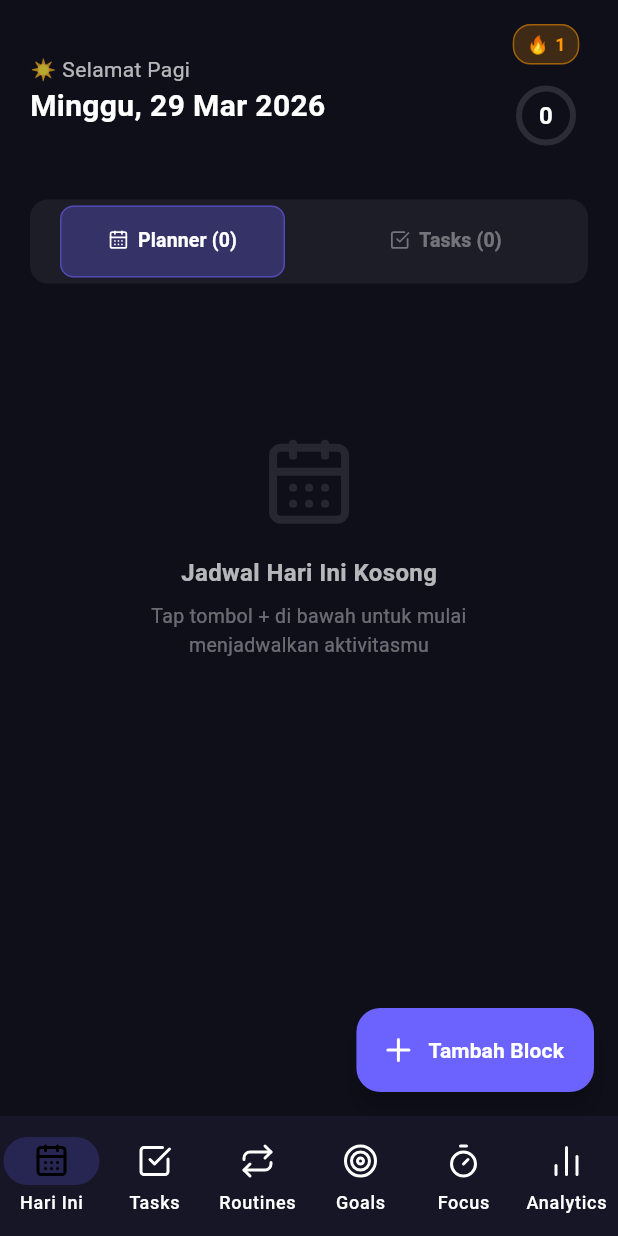
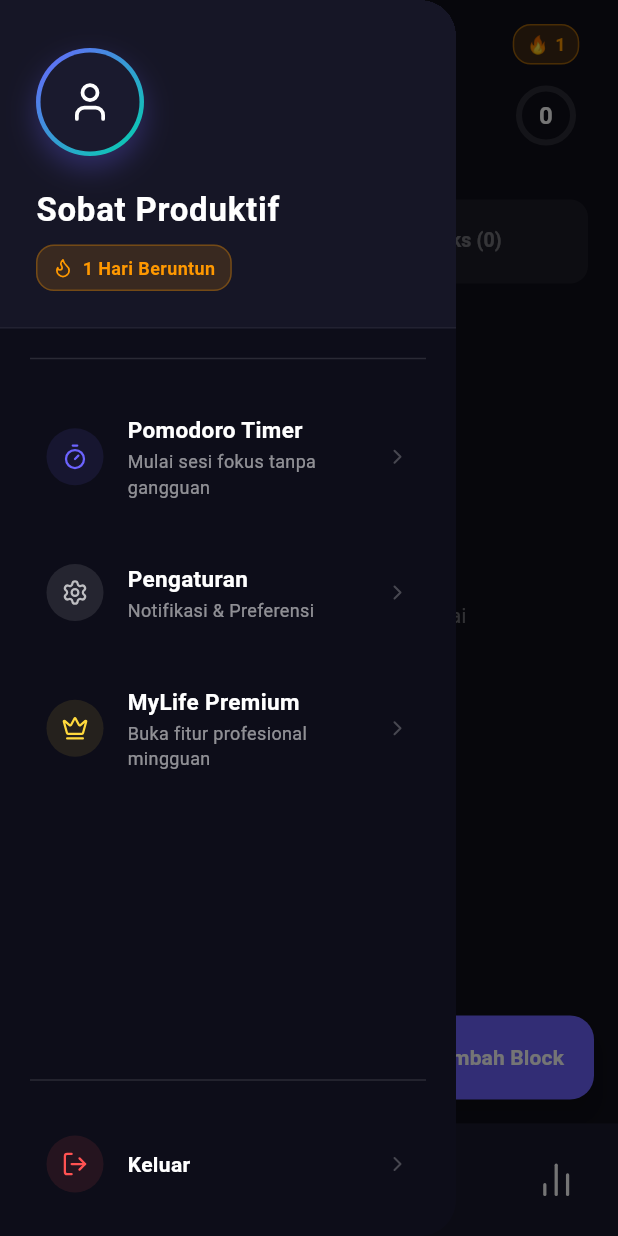
Before and after one commit to Ahmatstia/tracking-productivity, a Flutter app: the screen it shows after launch, with the side drawer open (before the commit the screen has no drawer), on a phone screen of 412 x 824 dp. Run offline on Flutter 3.47's test engine with Material 3 defaults, Android fonts, the phone set to English and light mode, and no system bars; drawn by our look-alikes of curved_navigation_bar, flutter_animate; our stand-ins replace flutter_local_notifications, flutter_riverpod, flutter_timezone, hive, hive_flutter, lucide_icons and 2 more; accounts and stored records are empty.

Commit message:
feat: implement focus timer page and navigation structure with dashboard and planner views

```diff
--- a/lib/features/dashboard/presentation/pages/main_navigation_page.dart
+++ b/lib/features/dashboard/presentation/pages/main_navigation_page.dart
@@ -9,11 +9,12 @@ import 'package:life_os_productivity/features/goals/presentation/widgets/add_goa
 import 'package:life_os_productivity/features/goals/presentation/pages/goal_detail_page.dart';
 import 'package:life_os_productivity/features/tasks/presentation/pages/tasks_page.dart';
 import 'package:life_os_productivity/features/tasks/presentation/providers/task_provider.dart';
-import 'package:life_os_productivity/features/focus/presentation/pages/focus_page.dart';
 import 'package:life_os_productivity/features/planner/presentation/pages/today_page.dart';
 import 'package:life_os_productivity/features/routines/presentation/pages/routines_page.dart';
 import 'package:life_os_productivity/features/routines/presentation/widgets/add_routine_sheet.dart';
 import 'package:life_os_productivity/features/analytics/presentation/pages/analytics_dashboard_page.dart';
+import 'package:curved_navigation_bar/curved_navigation_bar.dart';
+import 'package:life_os_productivity/features/dashboard/presentation/widgets/app_drawer.dart';
 
 
 class MainNavigationPage extends ConsumerWidget {
@@ -91,14 +92,12 @@ class MainNavigationPage extends ConsumerWidget {
         ),
       ),
 
-      // ── Tab 4: Focus ──
-      const FocusPage(),
-
-      // ── Tab 5: Analytics ──
+      // ── Tab 4: Analytics ──
       const AnalyticsDashboardPage(),
     ];
 
     return Scaffold(
+      drawer: const AppDrawer(),
       body: pages[currentIndex],
       floatingActionButton: _buildFAB(context, ref, currentIndex, today),
       bottomNavigationBar: _buildNavBar(ref, currentIndex),
@@ -148,36 +147,22 @@ class MainNavigationPage extends ConsumerWidget {
   }
 
   Widget _buildNavBar(WidgetRef ref, int currentIndex) {
-    return NavigationBar(
-      selectedIndex: currentIndex,
-      onDestinationSelected: (index) => ref.read(navIndexProvider.notifier).state = index,
-      backgroundColor: const Color(0xFF161626),
-      indicatorColor: AppColors.primary.withValues(alpha: 0.2),
-      destinations: const [
-        NavigationDestination(
-          icon: Icon(LucideIcons.calendarDays),
-          label: 'Hari Ini',
-        ),
-        NavigationDestination(
-          icon: Icon(LucideIcons.checkSquare),
-          label: 'Tasks',
-        ),
-        NavigationDestination(
-          icon: Icon(LucideIcons.repeat),
-          label: 'Routines',
-        ),
-        NavigationDestination(
-          icon: Icon(LucideIcons.target),
-          label: 'Goals',
-        ),
-        NavigationDestination(
-          icon: Icon(LucideIcons.timer),
-          label: 'Focus',
-        ),
-        NavigationDestination(
-          icon: Icon(LucideIcons.barChart2),
-          label: 'Analytics',
-        ),
+    // If the index is somehow out of bounds due to hot restart/removing a tab, fallback to max index
+    final safeIndex = currentIndex > 4 ? 4 : currentIndex;
+
+    return CurvedNavigationBar(
+      index: safeIndex,
+      backgroundColor: AppColors.background,
+      color: const Color(0xFF1A1A2E), // A premium dark surface color
+      buttonBackgroundColor: AppColors.primary,
+      animationDuration: const Duration(milliseconds: 300),
+      onTap: (index) => ref.read(navIndexProvider.notifier).state = index,
+      items: const [
+        Icon(LucideIcons.calendarDays, color: Colors.white, size: 26),
+        Icon(LucideIcons.checkSquare, color: Colors.white, size: 26),
+        Icon(LucideIcons.repeat, color: Colors.white, size: 26),
+        Icon(LucideIcons.target, color: Colors.white, size: 26),
+        Icon(LucideIcons.barChart2, color: Colors.white, size: 26),
       ],
     );
   }
--- /dev/null
+++ b/lib/features/dashboard/presentation/widgets/app_drawer.dart
@@ -0,0 +1,258 @@
+import 'package:flutter/material.dart';
+import 'package:flutter_riverpod/flutter_riverpod.dart';
+import 'package:lucide_icons/lucide_icons.dart';
+import 'package:life_os_productivity/core/constants/app_colors.dart';
+import 'package:life_os_productivity/features/gamification/presentation/providers/stats_provider.dart';
+import 'package:life_os_productivity/features/gamification/domain/user_stats_model.dart';
+import 'package:life_os_productivity/features/focus/presentation/pages/focus_page.dart';
+
+class AppDrawer extends ConsumerWidget {
+  const AppDrawer({super.key});
+
+  @override
+  Widget build(BuildContext context, WidgetRef ref) {
+    final gamification = ref.watch(gamificationProvider);
+    final userStats = gamification.stats;
+
+    return Drawer(
+      backgroundColor: const Color(0xFF0D0D19), // Deeper premium dark
+      shape: const RoundedRectangleBorder(
+        borderRadius: BorderRadius.horizontal(right: Radius.circular(24)),
+      ),
+      child: Column(
+          children: [
+            // Header: User Profile Card
+            _buildDrawerHeader(context, userStats),
+
+            const SizedBox(height: 12),
+            const Divider(color: Colors.white12, thickness: 1, indent: 20, endIndent: 20),
+            const SizedBox(height: 12),
+
+            // Main Menu Action List
+            Padding(
+              padding: const EdgeInsets.symmetric(horizontal: 14),
+              child: Column(
+                children: [
+                  _MenuItem(
+                    icon: LucideIcons.timer,
+                    title: 'Pomodoro Timer',
+                    subtitle: 'Mulai sesi fokus tanpa gangguan',
+                    color: AppColors.primary,
+                    onTap: () {
+                      Navigator.pop(context); // Close drawer
+                      Navigator.push(
+                        context,
+                        MaterialPageRoute(builder: (_) => const FocusPage()),
+                      );
+                    },
+                  ),
+                  const SizedBox(height: 8),
+                  _MenuItem(
+                    icon: LucideIcons.settings,
+                    title: 'Pengaturan',
+                    subtitle: 'Notifikasi & Preferensi',
+                    color: Colors.white70,
+                    onTap: () {
+                      Navigator.pop(context);
+                      // Navigator.push for settings in the future
+                      ScaffoldMessenger.of(context).showSnackBar(
+                        const SnackBar(content: Text('Menu Pengaturan Segera Hadir!')),
+                      );
+                    },
+                  ),
+                  const SizedBox(height: 8),
+                  _MenuItem(
+                    icon: LucideIcons.crown,
+                    title: 'MyLife Premium',
+                    subtitle: 'Buka fitur profesional mingguan',
+                    color: const Color(0xFFFFD93D),
+                    onTap: () {
+                      Navigator.pop(context);
+                      ScaffoldMessenger.of(context).showSnackBar(
+                        const SnackBar(content: Text('Anda Sedang Pakai Versi Beta Maksimal!')),
+                      );
+                    },
+                  ),
+                ],
+              ),
+            ),
+
+            const Spacer(),
+
+            // Footer Menu (Help/Log out)
+            const Divider(color: Colors.white12, thickness: 1, indent: 20, endIndent: 20),
+            Padding(
+              padding: const EdgeInsets.symmetric(horizontal: 14, vertical: 16),
+              child: _MenuItem(
+                icon: LucideIcons.logOut,
+                title: 'Keluar',
+                subtitle: '',
+                color: Colors.redAccent,
+                compact: true,
+                onTap: () {
+                  Navigator.pop(context);
+                },
+              ),
+            ),
+          ],
+        ),
+    );
+  }
+
+  Widget _buildDrawerHeader(BuildContext context, UserStatsModel userStats) {
+    return Container(
+      width: double.infinity,
+      padding: EdgeInsets.fromLTRB(24, MediaQuery.of(context).padding.top + 32, 24, 24),
+      decoration: BoxDecoration(
+        color: const Color(0xFF161626),
+        border: Border(
+          bottom: BorderSide(color: Colors.white.withValues(alpha: 0.05), width: 1),
+        ),
+      ),
+      child: Column(
+        crossAxisAlignment: CrossAxisAlignment.start,
+        children: [
+          // Elegant Avatar Frame
+          Container(
+            width: 72,
+            height: 72,
+            decoration: BoxDecoration(
+              shape: BoxShape.circle,
+              gradient: LinearGradient(
+                colors: [AppColors.primary, AppColors.accent],
+                begin: Alignment.topLeft,
+                end: Alignment.bottomRight,
+              ),
+              boxShadow: [
+                BoxShadow(
+                  color: AppColors.primary.withValues(alpha: 0.3),
+                  blurRadius: 16,
+                  offset: const Offset(0, 8),
+                )
+              ]
+            ),
+            child: Container(
+              margin: const EdgeInsets.all(3),
+              decoration: const BoxDecoration(
+                color: Color(0xFF1A1A2E), // Inner ring
+                shape: BoxShape.circle,
+              ),
+              child: const Center(
+                child: Icon(LucideIcons.user, size: 30, color: Colors.white),
+              ),
+            ),
+          ),
+          const SizedBox(height: 20),
+          // User Details
+          Text(
+            'Sobat Produktif',
+            style: const TextStyle(
+              color: Colors.white,
+              fontSize: 22,
+              fontWeight: FontWeight.bold,
+              letterSpacing: 0.5,
+            ),
+          ),
+          const SizedBox(height: 8),
+          Container(
+            padding: const EdgeInsets.symmetric(horizontal: 10, vertical: 6),
+            decoration: BoxDecoration(
+              color: Colors.orange.withValues(alpha: 0.15),
+              borderRadius: BorderRadius.circular(12),
+              border: Border.all(color: Colors.orange.withValues(alpha: 0.3)),
+            ),
+            child: Row(
+              mainAxisSize: MainAxisSize.min,
+              children: [
+                const Icon(LucideIcons.flame, color: Colors.orange, size: 14),
+                const SizedBox(width: 6),
+                Text(
+                  '${userStats.currentStreak} Hari Beruntun',
+                  style: const TextStyle(
+                    color: Colors.orange,
+                    fontWeight: FontWeight.bold,
+                    fontSize: 12,
+                  ),
+                ),
+              ],
+            ),
+          ),
+        ],
+      ),
+    );
+  }
+}
+
+class _MenuItem extends StatelessWidget {
+  final IconData icon;
+  final String title;
+  final String subtitle;
+  final Color color;
+  final VoidCallback onTap;
+  final bool compact;
+
+  const _MenuItem({
+    required this.icon,
+    required this.title,
+    required this.subtitle,
+    required this.color,
+    required this.onTap,
+    this.compact = false,
+  });
+
+  @override
+  Widget build(BuildContext context) {
+    return InkWell(
+      onTap: onTap,
+      borderRadius: BorderRadius.circular(16),
+      splashColor: color.withValues(alpha: 0.1),
+      highlightColor: color.withValues(alpha: 0.05),
+      child: Container(
+        padding: EdgeInsets.symmetric(horizontal: 16, vertical: compact ? 12 : 16),
+        decoration: BoxDecoration(
+          borderRadius: BorderRadius.circular(16),
+          border: Border.all(color: Colors.transparent),
+        ),
+        child: Row(
+          children: [
+            Container(
+              padding: const EdgeInsets.all(10),
+              decoration: BoxDecoration(
+                color: color.withValues(alpha: 0.1),
+                shape: BoxShape.circle,
+              ),
+              child: Icon(icon, color: color, size: 18),
+            ),
+            const SizedBox(width: 16),
+            Expanded(
+              child: Column(
+                crossAxisAlignment: CrossAxisAlignment.start,
+                children: [
+                  Text(
+                    title,
+                    style: TextStyle(
+                      color: Colors.white,
+                      fontSize: compact ? 14 : 15,
+                      fontWeight: FontWeight.w600,
+                    ),
+                  ),
+                  if (subtitle.isNotEmpty) ...[
+                    const SizedBox(height: 2),
+                    Text(
+                      subtitle,
+                      style: const TextStyle(
+                        color: Colors.white54,
+                        fontSize: 12,
+                      ),
+                    ),
+                  ]
+                ],
+              ),
+            ),
+            Icon(LucideIcons.chevronRight, color: Colors.white24, size: 16),
+          ],
+        ),
+      ),
+    );
+  }
+}
--- a/lib/features/focus/presentation/pages/focus_page.dart
+++ b/lib/features/focus/presentation/pages/focus_page.dart
@@ -21,13 +21,23 @@ class FocusPage extends ConsumerWidget {
     final total = pomodoro.totalSeconds;
     final progress = pomodoro.remainingSeconds / total;
 
-    return Center(
-      child: SingleChildScrollView(
-        physics: const BouncingScrollPhysics(),
-        child: Column(
-          mainAxisAlignment: MainAxisAlignment.center,
-          children: [
-            const SizedBox(height: 40),
+    return Scaffold(
+      backgroundColor: const Color(0xFF0D0D19), // Deep focus background
+      appBar: AppBar(
+        backgroundColor: Colors.transparent,
+        elevation: 0,
+        leading: IconButton(
+          icon: const Icon(LucideIcons.arrowLeft, color: Colors.white),
+          onPressed: () => Navigator.pop(context),
+        ),
+      ),
+      body: Center(
+        child: SingleChildScrollView(
+          physics: const BouncingScrollPhysics(),
+          child: Column(
+            mainAxisAlignment: MainAxisAlignment.center,
+            children: [
+              const SizedBox(height: 20),
             Text(
               pomodoro.isFocusMode ? "Focus Time" : "Break Time",
               style: const TextStyle(
@@ -109,7 +119,7 @@ class FocusPage extends ConsumerWidget {
           ],
         ),
       ),
-    );
+    ));
   }
 }
 
--- a/lib/features/planner/presentation/pages/today_page.dart
+++ b/lib/features/planner/presentation/pages/today_page.dart
@@ -76,20 +76,43 @@ class _TodayPageState extends ConsumerState<TodayPage>
                   Row(
                     mainAxisAlignment: MainAxisAlignment.spaceBetween,
                     children: [
+                      Row(
+                        children: [
+                          Builder(
+                            builder: (context) {
+                              return IconButton(
+                                icon: const Icon(LucideIcons.menu, color: Colors.white, size: 28),
+                                padding: EdgeInsets.zero,
+                                alignment: Alignment.centerLeft,
+                                onPressed: () {
+                                  // Find the root scaffold (MainNavigationPage) to show full-height drawer
+                                  ScaffoldState? outerScaffold = context.findRootAncestorStateOfType<ScaffoldState>();
+                                  if (outerScaffold != null) {
+                                    outerScaffold.openDrawer();
+                                  } else {
+                                    Scaffold.of(context).openDrawer(); // Fallback
+                                  }
+                                },
+                              );
+                            }
+                          ),
+                          const SizedBox(width: 8),
                           Column(
                             crossAxisAlignment: CrossAxisAlignment.start,
                             children: [
                               Text(
                                 _greeting(),
-                            style: const TextStyle(color: Colors.white70, fontSize: 14),
+                                style: const TextStyle(color: Colors.white70, fontSize: 13),
                               ),
                               Text(
                                 _formatDate(_today),
                                 style: const TextStyle(
                                   color: Colors.white,
-                              fontSize: 20,
+                                  fontSize: 18,
                                   fontWeight: FontWeight.bold,
                                 ),
+                              ),
+                            ],
                           ),
                         ],
                       ),
--- a/lib/features/planner/presentation/widgets/daily_planner_widget.dart
+++ b/lib/features/planner/presentation/widgets/daily_planner_widget.dart
@@ -175,7 +175,8 @@ class _DailyPlannerWidgetState extends ConsumerState<DailyPlannerWidget> {
                   crossAxisAlignment: CrossAxisAlignment.start,
                   mainAxisAlignment: MainAxisAlignment.center,
                   children: [
-                    Text(
+                    Flexible(
+                      child: Text(
                         block.title,
                         maxLines: 1,
                         overflow: TextOverflow.ellipsis,
@@ -186,12 +187,17 @@ class _DailyPlannerWidgetState extends ConsumerState<DailyPlannerWidget> {
                           decoration: block.isCompleted ? TextDecoration.lineThrough : null,
                         ),
                       ),
+                    ),
                     if (height > 44)
-                      Text(
+                      Flexible(
+                        child: Text(
                           '${block.startTime} - ${block.endTime}',
+                          maxLines: 1,
+                          overflow: TextOverflow.ellipsis,
                           style: TextStyle(
                             color: block.isCompleted ? Colors.white24 : color.withValues(alpha: 0.8),
                             fontSize: 11,
+                          ),
                         ),
                       ),
                   ],
--- a/pubspec.yaml
+++ b/pubspec.yaml
@@ -23,6 +23,7 @@ dependencies:
   # UI & Animation
   percent_indicator: ^4.2.3
   flutter_animate: ^4.5.0
+  curved_navigation_bar: ^1.0.6
 
   # Notifications & Scheduling
   flutter_local_notifications: ^21.0.0
```
Also changed, not shown: pubspec.lock. Lines whose indentation alone changed are shown as unchanged.
